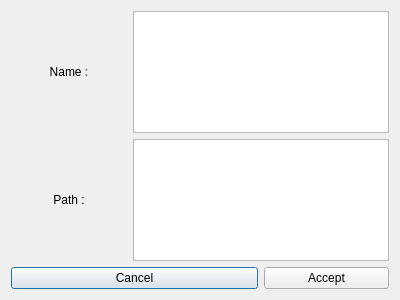
Above: ui/import_texture.ui from AnthonySTZ/AssetManager before the change. Below: the same form after it.
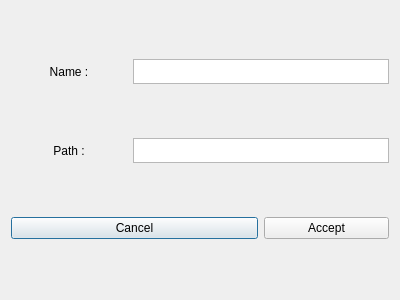
That is the form after the change.

Commit message: import texture and material to database

Patch:
```diff
--- a/ui/import_texture.ui
+++ b/ui/import_texture.ui
@@ -17,7 +17,20 @@
    <item>
     <layout class="QGridLayout" name="gridLayout">
      <item row="0" column="1" colspan="2">
-      <widget class="QTextEdit" name="name_te"/>
+      <widget class="QTextEdit" name="name_te">
+       <property name="maximumSize">
+        <size>
+         <width>16777215</width>
+         <height>25</height>
+        </size>
+       </property>
+       <property name="verticalScrollBarPolicy">
+        <enum>Qt::ScrollBarAlwaysOff</enum>
+       </property>
+       <property name="horizontalScrollBarPolicy">
+        <enum>Qt::ScrollBarAlwaysOff</enum>
+       </property>
+      </widget>
      </item>
      <item row="0" column="0">
       <widget class="QLabel" name="label">
@@ -30,7 +43,20 @@
       </widget>
      </item>
      <item row="1" column="1" colspan="2">
-      <widget class="QTextEdit" name="path_te"/>
+      <widget class="QTextEdit" name="path_te">
+       <property name="maximumSize">
+        <size>
+         <width>16777215</width>
+         <height>25</height>
+        </size>
+       </property>
+       <property name="verticalScrollBarPolicy">
+        <enum>Qt::ScrollBarAlwaysOff</enum>
+       </property>
+       <property name="horizontalScrollBarPolicy">
+        <enum>Qt::ScrollBarAlwaysOff</enum>
+       </property>
+      </widget>
      </item>
      <item row="2" column="0" colspan="2">
       <widget class="QPushButton" name="cancel_btn">
```
The commit also changes 12 other files.
